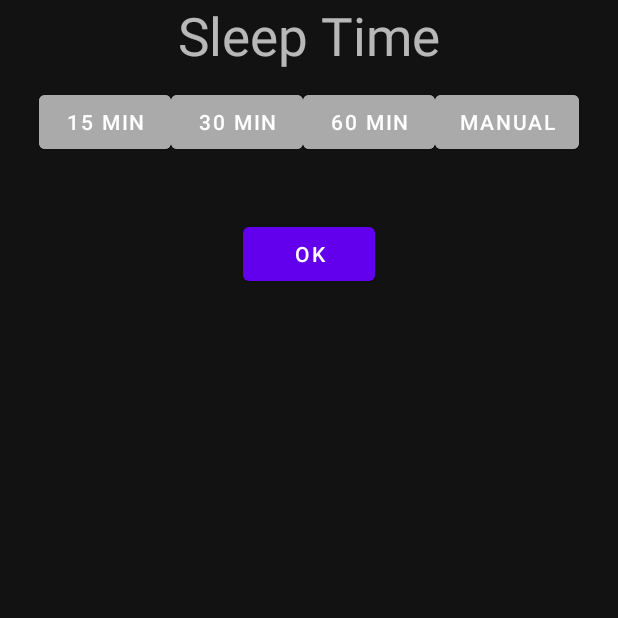
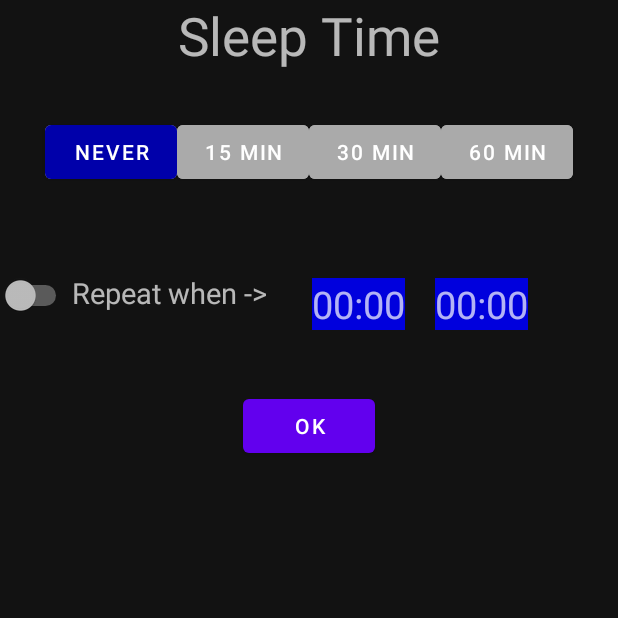
Before and after one commit to wahkorboy/MediaPlayer, an Android app: the SleepTimeActivity screen opened directly, with no data from a screen before it, on a phone screen of 412 x 824 dp, the top half of it. Run offline under Robolectric (Android 15) with nearby library versions, the phone set to English and light mode, and no system bars.

Commit message:
sleep db

```diff
--- a/app/src/main/AndroidManifest.xml
+++ b/app/src/main/AndroidManifest.xml
@@ -11,10 +11,12 @@
         android:roundIcon="@drawable/ic_media_player_icon"
         android:supportsRtl="true"
         android:theme="@style/Theme.MediaPlayer">
+        <activity android:name=".ExtentionActivity"></activity>
+        <activity android:name=".TestMainActivity" />
         <activity
             android:name=".TestActivity"
             android:label="@string/title_activity_test"
-            android:theme="@style/Theme.MediaPlayer.NoActionBar"></activity>
+            android:theme="@style/Theme.MediaPlayer.NoActionBar" />
         <activity android:name=".SleepTimeActivity" />
         <activity android:name=".TheSongActivity">
             <intent-filter>
--- a/app/src/main/java/com/wahkor/mediaplayer/MainActivity.kt
+++ b/app/src/main/java/com/wahkor/mediaplayer/MainActivity.kt
@@ -95,8 +95,8 @@ class MainActivity : AppCompatActivity() {
             val currentSong= Random.nextInt(0, songList.size-1)
             songList[currentSong].isPlaying=true
             db.setAllSong(songList)
-           // val intent= Intent(this,TheSongActivity::class.java)
-            val intent= Intent(this,TestActivity::class.java)
+            val intent= Intent(this,TheSongActivity::class.java)
+            //val intent= Intent(this,TestMainActivity::class.java)
             startActivity(intent)
         }
 
--- a/app/src/main/java/com/wahkor/mediaplayer/model/Sleep.kt
+++ b/app/src/main/java/com/wahkor/mediaplayer/model/Sleep.kt
@@ -1,7 +1,26 @@
 package com.wahkor.mediaplayer.model
 
 data class Sleep (
-    var SleepMode:String,
-    var TimeInDay:Long,
-    var TimeDelay:Long,
-    var TimeAfter:Long)
+    var isRepeat:Boolean=false,
+    var delayTime:Int=0,
+    var sleepTime:Int=0,
+    var wakeupTime:Int=0)
+{
+    val SleeptoString:String
+    get(){
+        val hours=sleepTime/60
+        val minute=sleepTime-hours*60
+        var string=if(hours<10)"0$hours:" else "$hours:"
+               string+= if(minute<10)"0$minute" else "$minute"
+        return string
+    }
+    val WakeuptoString:String
+    get(){
+        val hours=wakeupTime/60
+        val minute=wakeupTime-hours*60
+        var string=if(hours<10)"0$hours:" else "$hours:"
+        string+= if(minute<10)"0$minute" else "$minute"
+        return string
+    }
+    val delayMills:Long get() = (delayTime*60*1000).toLong()
+}
--- a/app/src/main/res/layout/activity_sleep_time.xml
+++ b/app/src/main/res/layout/activity_sleep_time.xml
@@ -17,11 +17,15 @@
     <LinearLayout
         android:layout_width="match_parent"
         android:layout_height="wrap_content"
-        android:layout_marginTop="10dp"
-        android:layout_marginBottom="10dp"
+        android:layout_marginTop="30dp"
+        android:layout_marginBottom="50dp"
         android:id="@+id/delayTimelayoute"
         android:orientation="horizontal"
         android:gravity="center">
+        <Button
+            android:id="@+id/delayNaver"
+            android:text="Never"
+            style="@style/sleepBtn" />
         <Button
             android:id="@+id/delay15"
             android:text="15 Min"
@@ -34,71 +38,43 @@
             android:id="@+id/delay60"
             android:text="60 Min"
             style="@style/sleepBtn" />
-        <Button
-            android:text="Manual"
-            android:id="@+id/manualTime"
-            style="@style/sleepBtn" />
     </LinearLayout>
-
     <LinearLayout
-        android:layout_marginTop="20dp"
         android:layout_width="match_parent"
         android:layout_height="wrap_content"
-        android:id="@+id/everydayLayout"
-        android:visibility="gone"
-        android:orientation="horizontal"
         >
         <Switch
             android:layout_width="wrap_content"
-            android:id="@+id/repeatEveryday"
-            android:layout_height="wrap_content"/>
+            android:layout_height="wrap_content"
+            android:id="@+id/repeatSwitch"/>
         <TextView
             android:layout_width="wrap_content"
             android:layout_height="wrap_content"
-            android:text="Repeat Everyday"/>
-    </LinearLayout>
-    <LinearLayout
-        android:layout_marginTop="20dp"
-        android:layout_width="match_parent"
-        android:layout_height="wrap_content"
-        android:id="@+id/everytimeLayout"
-        android:visibility="gone"
-        android:orientation="horizontal"
-        >
-        <Switch
-            android:layout_width="wrap_content"
-            android:id="@+id/repeatTime"
-            android:layout_height="wrap_content"/>
+            android:paddingBottom="3dp"
+            android:paddingTop="3dp"
+            android:layout_marginRight="20dp"
+            android:textSize="19dp"
+            android:text="Repeat when ->" />
         <TextView
             android:layout_width="wrap_content"
             android:layout_height="wrap_content"
-            android:text="Repeat Time"/>
+            android:textSize="25dp"
+            android:background="#0000dd"
+            android:layout_margin="10dp"
+            android:layout_marginRight="16dp"
+            tools:text="22:30"
+            android:id="@+id/sleepTimeText"/>
+        <TextView
+            android:layout_width="wrap_content"
+            android:background="#0000dd"
+            android:layout_margin="10dp"
+            android:layout_height="wrap_content"
+            android:textSize="25dp"
+            tools:text="06:00"
+            android:id="@+id/wakeupTimeText"/>
     </LinearLayout>
 
-    <LinearLayout
-        android:layout_marginTop="20dp"
-        android:layout_width="match_parent"
-        android:layout_height="wrap_content"
-        android:id="@+id/everyTimeAfterLayout"
-        android:visibility="gone"
-        android:orientation="horizontal"
-        >
-        <Switch
-            android:layout_width="wrap_content"
-            android:id="@+id/repeatTimeAfter"
-            android:layout_height="wrap_content"/>
-        <TextView
-            android:layout_width="wrap_content"
-            android:layout_height="wrap_content"
-            android:text="Repeat Time After"/>
-        <Button
-            android:layout_width="wrap_content"
-            android:layout_height="wrap_content"
-            android:layout_marginLeft="10dp"
-            android:backgroundTint="@color/unselected_btn"
-            android:text="set"
-            android:id="@+id/setAfter" />
-    </LinearLayout>
+
 
     <LinearLayout
         android:layout_marginTop="30dp"
```
Also changed, not shown: app/src/main/java/com/wahkor/mediaplayer/ExtentionActivity.kt (added, +55 -0 lines), app/src/main/java/com/wahkor/mediaplayer/SleepTimeActivity.kt (+68 -189 lines), app/src/main/java/com/wahkor/mediaplayer/TestMainActivity.kt (added, +34 -0 lines), app/src/main/java/com/wahkor/mediaplayer/database/DATABASE.kt (added, +47 -0 lines), app/src/main/java/com/wahkor/mediaplayer/database/PlayerSQL.kt (+12 -7 lines), app/src/main/java/com/wahkor/mediaplayer/time/AlarmTimeManager.kt (+7 -6 lines), app/src/main/res/layout/activity_extention.xml (added, +9 -0 lines), app/src/main/res/layout/activity_test_main.xml (added, +15 -0 lines).
